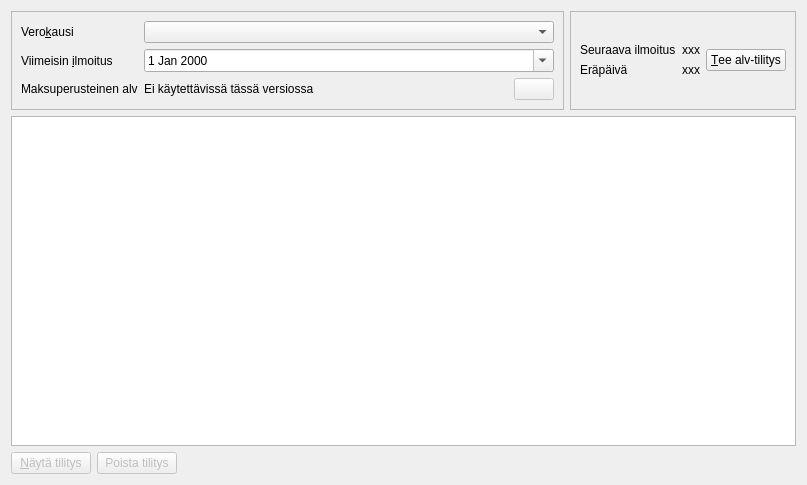
First picture: the form in kitupiikki/alv/arvonlisavero.ui, repository artoh/kitupiikki, before the edit.
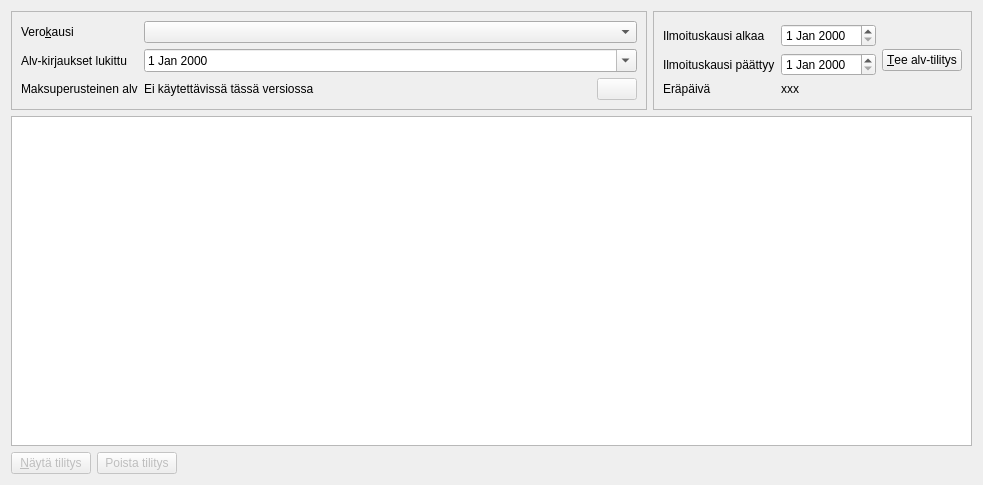
Second picture: the form after the edit. Icons and pictures are not drawn.

What changed in the file:
```diff
--- a/kitupiikki/alv/arvonlisavero.ui
+++ b/kitupiikki/alv/arvonlisavero.ui
@@ -6,7 +6,7 @@
    <rect>
     <x>0</x>
     <y>0</y>
-    <width>807</width>
+    <width>983</width>
     <height>485</height>
    </rect>
   </property>
@@ -43,7 +43,7 @@
           <item row="1" column="0">
            <widget class="QLabel" name="label_2">
             <property name="text">
-             <string>Viimeisin &amp;ilmoitus</string>
+             <string>Alv-kirjaukset lukittu</string>
             </property>
             <property name="buddy">
              <cstring>viimeisinEdit</cstring>
@@ -113,31 +113,37 @@
             <item row="0" column="0">
              <widget class="QLabel" name="label_3">
               <property name="text">
-               <string>Seuraava ilmoitus</string>
+               <string>Ilmoituskausi alkaa</string>
               </property>
              </widget>
             </item>
-            <item row="0" column="1">
-             <widget class="QLabel" name="seuraavaLabel">
-              <property name="text">
-               <string>xxx</string>
-              </property>
-             </widget>
-            </item>
-            <item row="1" column="1">
+            <item row="2" column="1">
              <widget class="QLabel" name="erapaivaLabel">
               <property name="text">
                <string>xxx</string>
               </property>
              </widget>
             </item>
-            <item row="1" column="0">
+            <item row="2" column="0">
              <widget class="QLabel" name="label_5">
               <property name="text">
                <string>Eräpäivä</string>
               </property>
              </widget>
             </item>
+            <item row="0" column="1">
+             <widget class="QDateEdit" name="alkaaEdit"/>
+            </item>
+            <item row="1" column="0">
+             <widget class="QLabel" name="label_6">
+              <property name="text">
+               <string>Ilmoituskausi päättyy</string>
+              </property>
+             </widget>
+            </item>
+            <item row="1" column="1">
+             <widget class="QDateEdit" name="paattyEdit"/>
+            </item>
            </layout>
           </item>
           <item>
```
